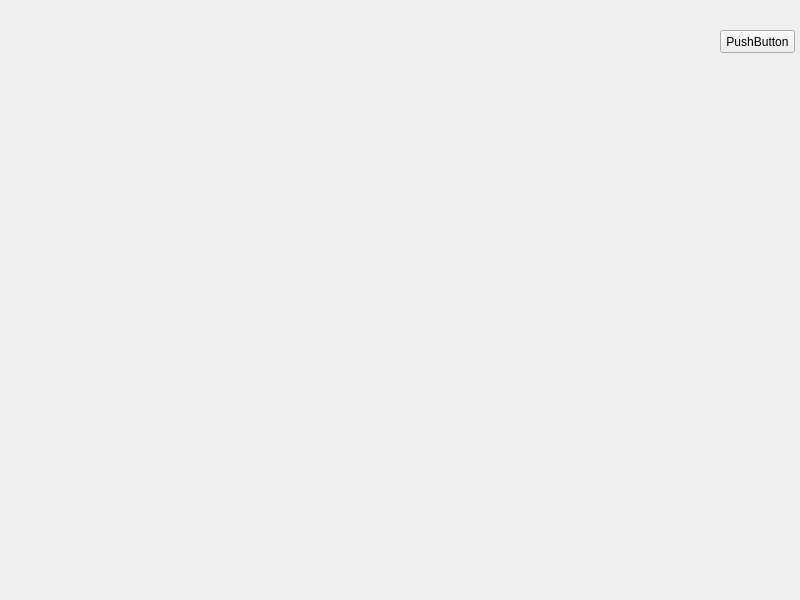
The window that src/FingerDrawing/ui/mainwindow.ui (eladeliav/FingerDrawing) describes before a commit, drawn with Qt 5.
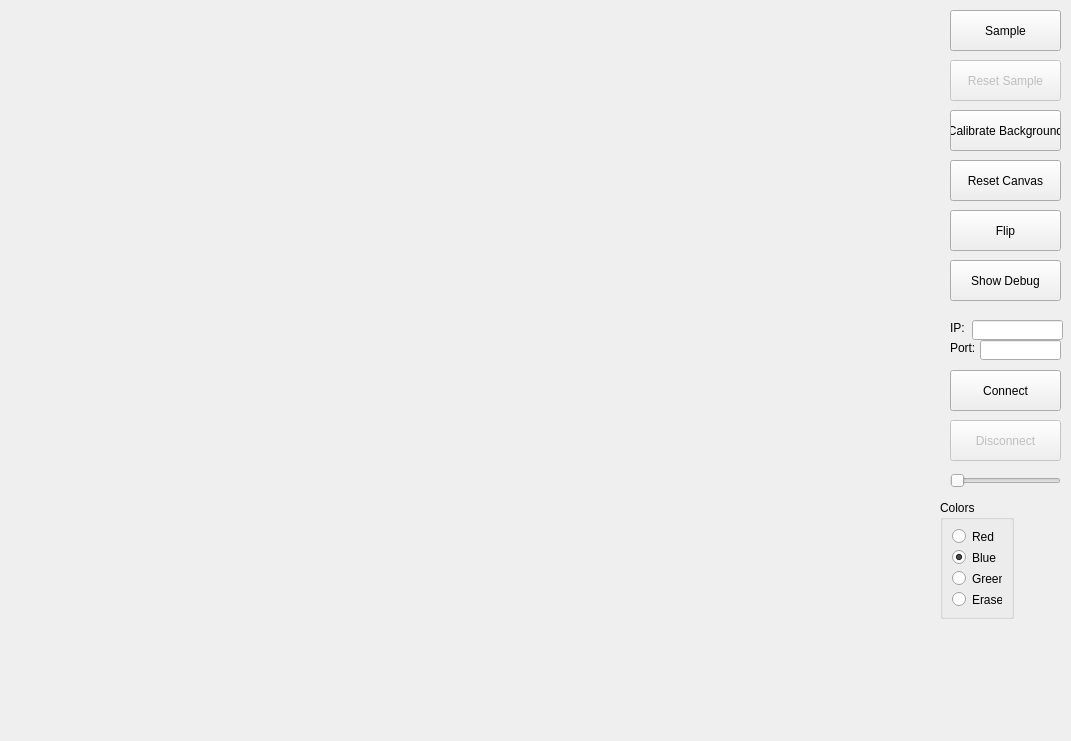
The same window after the commit.

Patch:
```diff
--- a/src/FingerDrawing/ui/mainwindow.ui
+++ b/src/FingerDrawing/ui/mainwindow.ui
@@ -6,10 +6,16 @@
    <rect>
     <x>0</x>
     <y>0</y>
-    <width>800</width>
-    <height>600</height>
+    <width>1071</width>
+    <height>741</height>
    </rect>
   </property>
+  <property name="sizePolicy">
+   <sizepolicy hsizetype="Minimum" vsizetype="Minimum">
+    <horstretch>0</horstretch>
+    <verstretch>0</verstretch>
+   </sizepolicy>
+  </property>
   <property name="windowTitle">
    <string>FingerDrawing</string>
   </property>
@@ -17,10 +23,10 @@
    <widget class="QLabel" name="img_label">
     <property name="geometry">
      <rect>
-      <x>70</x>
-      <y>30</y>
-      <width>621</width>
-      <height>501</height>
+      <x>0</x>
+      <y>0</y>
+      <width>941</width>
+      <height>661</height>
      </rect>
     </property>
     <property name="text">
@@ -30,16 +36,221 @@
    <widget class="QPushButton" name="pushButton">
     <property name="geometry">
      <rect>
-      <x>720</x>
-      <y>30</y>
-      <width>75</width>
-      <height>23</height>
+      <x>950</x>
+      <y>10</y>
+      <width>111</width>
+      <height>41</height>
      </rect>
     </property>
     <property name="text">
-     <string>PushButton</string>
+     <string>Sample</string>
     </property>
    </widget>
+   <widget class="QPushButton" name="reset_sample_btn">
+    <property name="enabled">
+     <bool>false</bool>
+    </property>
+    <property name="geometry">
+     <rect>
+      <x>950</x>
+      <y>60</y>
+      <width>111</width>
+      <height>41</height>
+     </rect>
+    </property>
+    <property name="text">
+     <string>Reset Sample</string>
+    </property>
+   </widget>
+   <widget class="QPushButton" name="calibrate_bg_btn">
+    <property name="geometry">
+     <rect>
+      <x>950</x>
+      <y>110</y>
+      <width>111</width>
+      <height>41</height>
+     </rect>
+    </property>
+    <property name="text">
+     <string>Calibrate Background</string>
+    </property>
+   </widget>
+   <widget class="QPushButton" name="reset_canvas_btn">
+    <property name="geometry">
+     <rect>
+      <x>950</x>
+      <y>160</y>
+      <width>111</width>
+      <height>41</height>
+     </rect>
+    </property>
+    <property name="text">
+     <string>Reset Canvas</string>
+    </property>
+   </widget>
+   <widget class="QPushButton" name="flip_btn">
+    <property name="geometry">
+     <rect>
+      <x>950</x>
+      <y>210</y>
+      <width>111</width>
+      <height>41</height>
+     </rect>
+    </property>
+    <property name="text">
+     <string>Flip</string>
+    </property>
+   </widget>
+   <widget class="QPushButton" name="show_debug_btn">
+    <property name="geometry">
+     <rect>
+      <x>950</x>
+      <y>260</y>
+      <width>111</width>
+      <height>41</height>
+     </rect>
+    </property>
+    <property name="text">
+     <string>Show Debug</string>
+    </property>
+   </widget>
+   <widget class="QLineEdit" name="ip_input">
+    <property name="geometry">
+     <rect>
+      <x>972</x>
+      <y>320</y>
+      <width>91</width>
+      <height>20</height>
+     </rect>
+    </property>
+   </widget>
+   <widget class="QLabel" name="ip_label">
+    <property name="geometry">
+     <rect>
+      <x>950</x>
+      <y>320</y>
+      <width>21</width>
+      <height>16</height>
+     </rect>
+    </property>
+    <property name="text">
+     <string>IP:</string>
+    </property>
+   </widget>
+   <widget class="QLabel" name="port_label">
+    <property name="geometry">
+     <rect>
+      <x>950</x>
+      <y>340</y>
+      <width>31</width>
+      <height>16</height>
+     </rect>
+    </property>
+    <property name="text">
+     <string>Port:</string>
+    </property>
+   </widget>
+   <widget class="QLineEdit" name="port_input">
+    <property name="geometry">
+     <rect>
+      <x>980</x>
+      <y>340</y>
+      <width>81</width>
+      <height>20</height>
+     </rect>
+    </property>
+   </widget>
+   <widget class="QPushButton" name="connect_btn">
+    <property name="geometry">
+     <rect>
+      <x>950</x>
+      <y>370</y>
+      <width>111</width>
+      <height>41</height>
+     </rect>
+    </property>
+    <property name="text">
+     <string>Connect</string>
+    </property>
+   </widget>
+   <widget class="QPushButton" name="disconnect_btn">
+    <property name="enabled">
+     <bool>false</bool>
+    </property>
+    <property name="geometry">
+     <rect>
+      <x>950</x>
+      <y>420</y>
+      <width>111</width>
+      <height>41</height>
+     </rect>
+    </property>
+    <property name="text">
+     <string>Disconnect</string>
+    </property>
+   </widget>
+   <widget class="QSlider" name="size_slider">
+    <property name="geometry">
+     <rect>
+      <x>950</x>
+      <y>470</y>
+      <width>111</width>
+      <height>22</height>
+     </rect>
+    </property>
+    <property name="orientation">
+     <enum>Qt::Horizontal</enum>
+    </property>
+   </widget>
+   <widget class="QGroupBox" name="color_box">
+    <property name="geometry">
+     <rect>
+      <x>940</x>
+      <y>500</y>
+      <width>74</width>
+      <height>119</height>
+     </rect>
+    </property>
+    <property name="title">
+     <string>Colors</string>
+    </property>
+    <layout class="QVBoxLayout" name="verticalLayout">
+     <item>
+      <widget class="QRadioButton" name="ared_radio">
+       <property name="text">
+        <string>Red</string>
+       </property>
+      </widget>
+     </item>
+     <item>
+      <widget class="QRadioButton" name="bblue_radio">
+       <property name="enabled">
+        <bool>true</bool>
+       </property>
+       <property name="text">
+        <string>Blue</string>
+       </property>
+       <property name="checked">
+        <bool>true</bool>
+       </property>
+      </widget>
+     </item>
+     <item>
+      <widget class="QRadioButton" name="cgreen_radio">
+       <property name="text">
+        <string>Green</string>
+       </property>
+      </widget>
+     </item>
+     <item>
+      <widget class="QRadioButton" name="deraser_radio">
+       <property name="text">
+        <string>Eraser</string>
+       </property>
+      </widget>
+     </item>
+    </layout>
+   </widget>
   </widget>
  </widget>
  <resources/>
```
Left out of the diff: 2 changed lines with no effect on the pictures.
